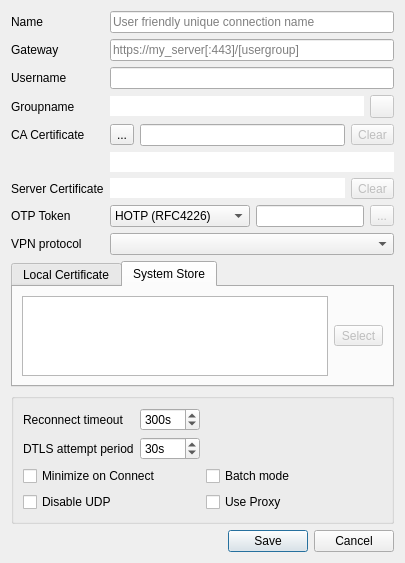
This is src/dialog/editdialog.ui in openconnect/openconnect-gui as Qt 5 draws it before an edit. The edited form follows.
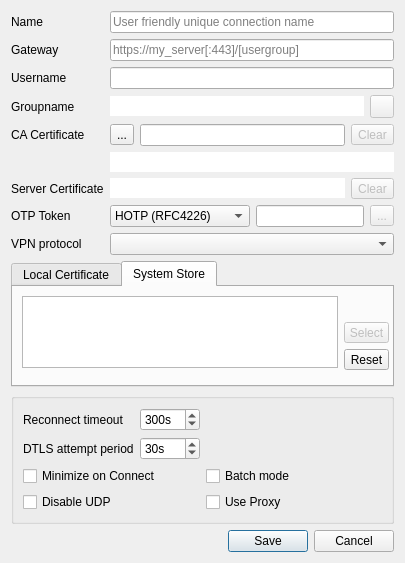
This is the edited form. The open tabs and pages were chosen to show the change. Icons and pictures are not drawn.

```diff
--- a/src/dialog/editdialog.ui
+++ b/src/dialog/editdialog.ui
@@ -412,11 +412,27 @@
       <attribute name="title">
        <string>System Store</string>
       </attribute>
-      <layout class="QGridLayout" name="gridLayout_2">
-       <item row="0" column="0">
-        <widget class="QListWidget" name="loadWinCertList"/>
-       </item>
-       <item row="0" column="1">
+      <widget class="QListWidget" name="loadWinCertList">
+       <property name="geometry">
+        <rect>
+         <x>9</x>
+         <y>9</y>
+         <width>316</width>
+         <height>72</height>
+        </rect>
+       </property>
+      </widget>
+      <widget class="QWidget" name="layoutWidget">
+       <property name="geometry">
+        <rect>
+         <x>331</x>
+         <y>35</y>
+         <width>45</width>
+         <height>48</height>
+        </rect>
+       </property>
+       <layout class="QVBoxLayout" name="verticalLayout">
+        <item>
         <widget class="QToolButton" name="loadWinCert">
          <property name="enabled">
           <bool>false</bool>
@@ -429,7 +445,15 @@
          </property>
         </widget>
        </item>
-      </layout>
+        <item>
+         <widget class="QToolButton" name="resetWinCertSelection">
+          <property name="text">
+           <string>Reset</string>
+          </property>
+         </widget>
+        </item>
+       </layout>
+      </widget>
      </widget>
     </widget>
    </item>
```
Lines whose indentation alone changed are shown as unchanged.
